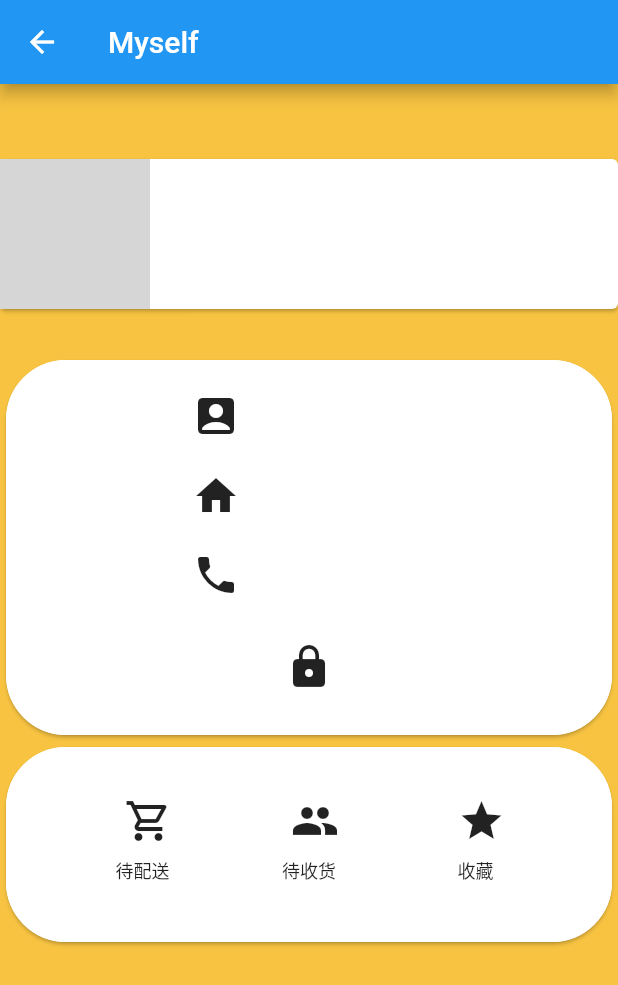
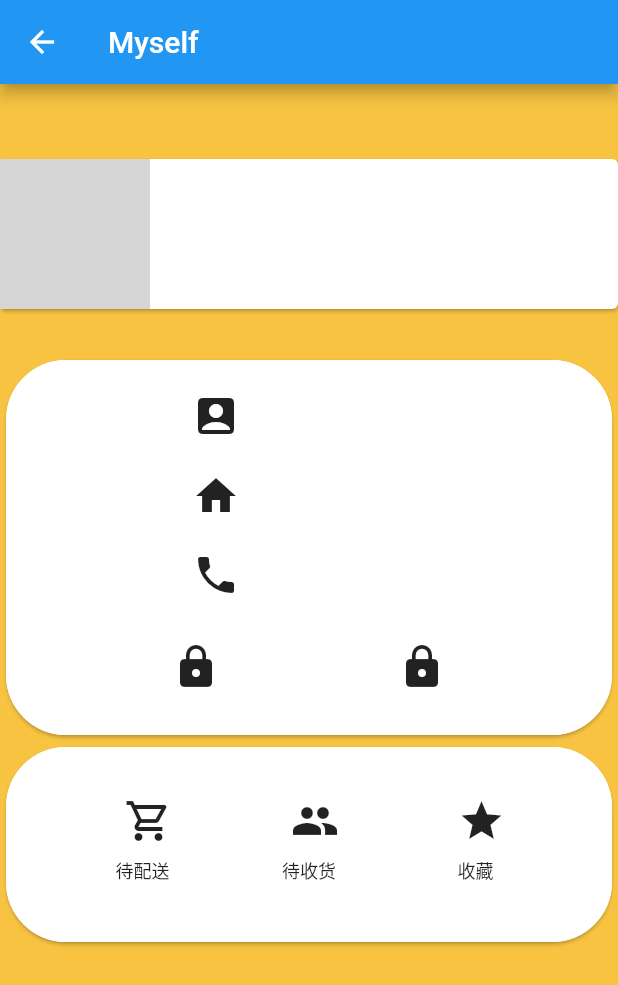
Before and after one commit to Qwtdgh/Android, a Flutter app: the Myself screen opened directly with empty values, after a tap on the "lock" icon, on a phone screen of 412 x 824 dp. Shown: the top 985 px of the screen. Run offline on Flutter 3.47's test engine with Material 2 defaults, Android fonts, the phone set to English and light mode, and no system bars; drawn by our look-alikes of badges; our stand-ins replace font_awesome_flutter, smooth_star_rating; missing offline and left inert: favorite_button; network calls fail; Roboto replaces fonts that are missing (Ewert); project files that could hold a hidden picture were left out; grey boxes are pictures that could not be loaded.

Commit message:
wyx:修改

```diff
--- a/lib/user.dart
+++ b/lib/user.dart
@@ -392,6 +392,18 @@ class MyselfListState extends State<MyselfList> {
                 Row(
                   mainAxisAlignment: MainAxisAlignment.spaceEvenly,
                   children: <Widget>[
+                    IconButton(
+                      onPressed: () {
+                        //修改信息部分
+                        //需要调用修改信息的函数
+
+                        Navigator.pushNamed(context, "/changePassword");
+                      },
+                      icon: Icon(
+                        Icons.lock,
+                        size: 32.0,
+                      ),
+                    ),
                     IconButton(
                       onPressed: () {
                         //修改信息部分
```
